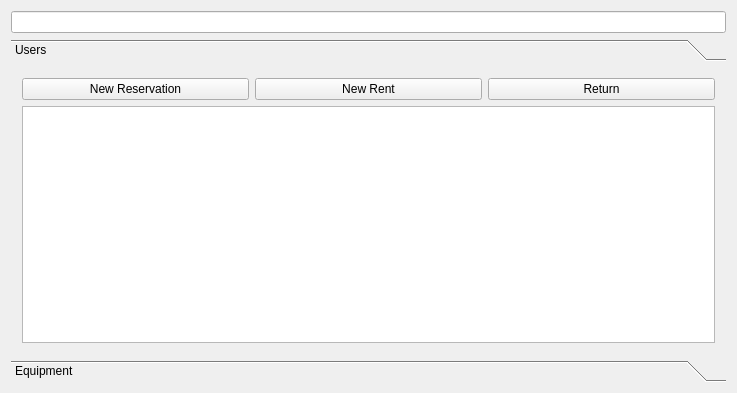
shybovycha/ski-rent, file ski_rent/ski_rent/ui/mainwindow.ui: the form before one commit.
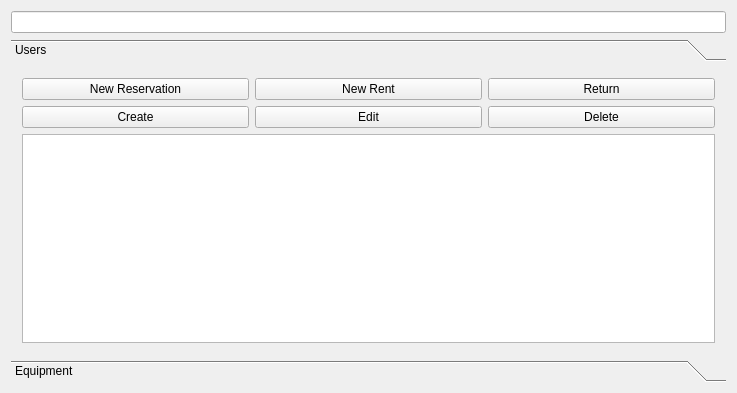
The form after the commit.

Commit message: Added create equipment functionality. Fixed row models. Fixed querybuilder  for equipment

```diff
--- a/ski_rent/ski_rent/ui/mainwindow.ui
+++ b/ski_rent/ski_rent/ui/mainwindow.ui
@@ -59,6 +59,31 @@
            </item>
           </layout>
          </item>
+         <item>
+          <layout class="QHBoxLayout" name="horizontalLayout_3">
+           <item>
+            <widget class="QPushButton" name="createUserButton">
+             <property name="text">
+              <string>Create</string>
+             </property>
+            </widget>
+           </item>
+           <item>
+            <widget class="QPushButton" name="editUserButton">
+             <property name="text">
+              <string>Edit</string>
+             </property>
+            </widget>
+           </item>
+           <item>
+            <widget class="QPushButton" name="deleteUserButton">
+             <property name="text">
+              <string>Delete</string>
+             </property>
+            </widget>
+           </item>
+          </layout>
+         </item>
          <item>
           <widget class="QTableView" name="userList">
            <property name="editTriggers">
```
Left out of the diff: 12 changed lines with no effect on the pictures. The commit also changes 17 other files.
